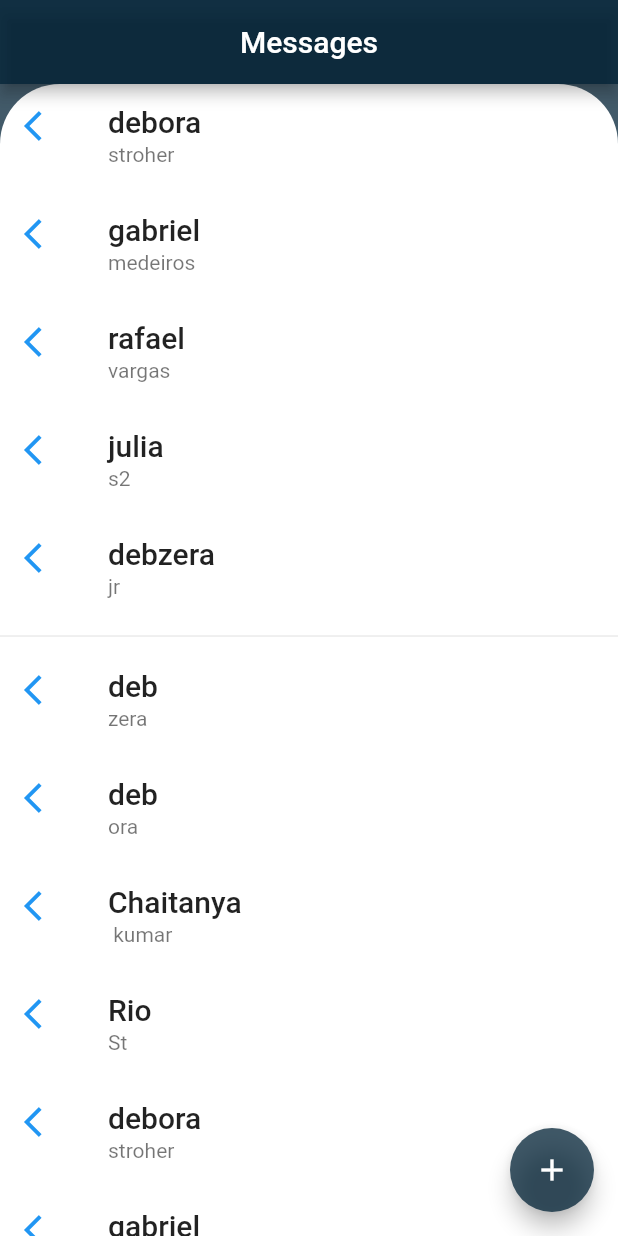
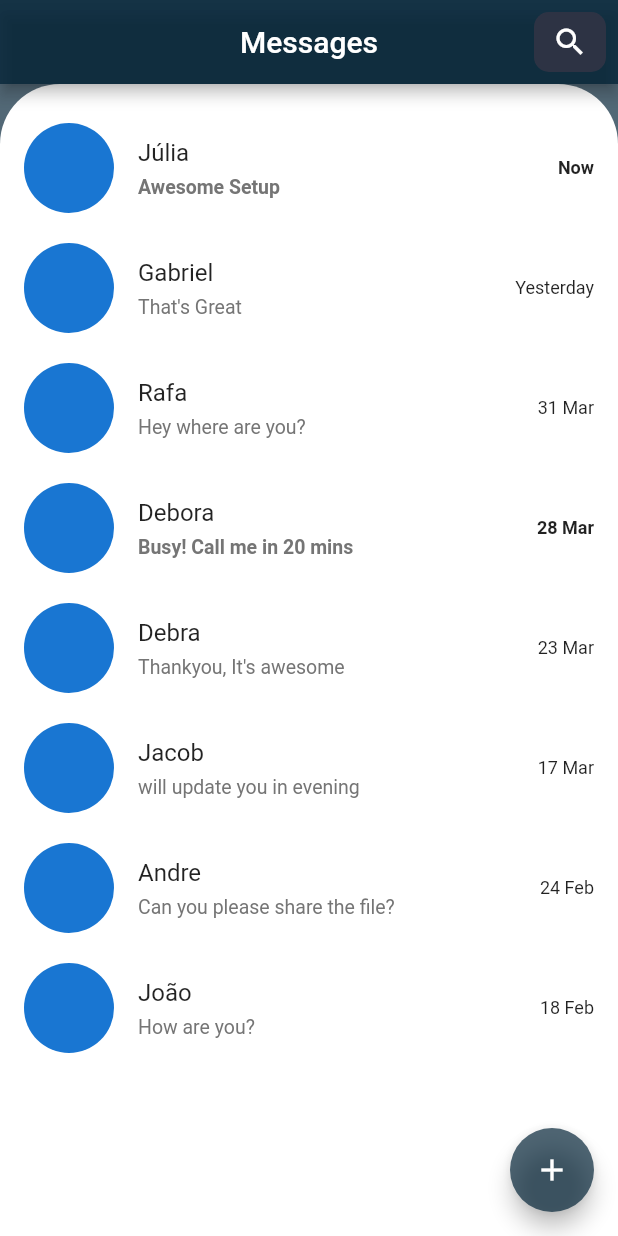
Before and after one commit to stroherdebora/chat, a Flutter app: the screen it shows after launch, on a phone screen of 412 x 824 dp. Run offline on Flutter 3.47's test engine with Material 2 defaults, Android fonts, the phone set to English and light mode, and no system bars.

Commit message:
conversation list

```diff
--- a/lib/main.dart
+++ b/lib/main.dart
@@ -1,4 +1,4 @@
-import 'package:chat/messages.dart';
+import 'package:chat/screens/messages.dart';
 import 'package:flutter/material.dart';
 
 void main() {
@@ -21,7 +21,7 @@ class MyApp extends StatelessWidget {
         ),
         // primarySwatch: Colors.blueGrey,
       ),
-      home: Messages(),
+      home: ChatPage(),
     );
   }
 }
--- a/lib/messages.dart
+++ /dev/null
@@ -1,93 +0,0 @@
-import 'package:flutter/material.dart';
-
-class Messages extends StatefulWidget {
-  const Messages({Key? key}) : super(key: key);
-
-  @override
-  State<Messages> createState() => _MessagesState();
-}
-
-class _MessagesState extends State<Messages> {
-  int _counter = 0;
-
-  void _incrementCounter() {
-    setState(() {
-      _counter++;
-    });
-  }
-
-  final primaryColor = Color.fromARGB(190, 1, 34, 54);
-
-  Widget _buildList() => ListView(
-        // name is a listTile widget which is defined below
-        children: [
-          name('debora', 'stroher'),
-          name('gabriel', 'medeiros'),
-          name('rafael', 'vargas'),
-          name('julia', 's2'),
-          name('debzera', 'jr'),
-          const Divider(),
-          name('deb', 'zera'),
-          name('deb', 'ora'),
-          name('Chaitanya', ' kumar'),
-          name('Rio', 'St'),
-          name('debora', 'stroher'),
-          name('gabriel', 'medeiros'),
-          name('rafael', 'vargas'),
-          name('julia', 's2'),
-          name('debzera', 'jr'),
-        ],
-      );
-
-// name is a function returning ListTile widget
-  ListTile name(String firstName, String lastName) => ListTile(
-        title: Text(firstName,
-            style: const TextStyle(
-              fontWeight: FontWeight.w500,
-              fontSize: 20,
-            )),
-        subtitle: Text(lastName),
-        leading: Icon(
-          Icons.arrow_back_ios,
-          color: Colors.blue[500],
-        ),
-      );
-
-  @override
-  Widget build(BuildContext context) {
-    return Scaffold(
-      backgroundColor: primaryColor,
-      appBar: AppBar(
-        title: const Center(
-          child: Text('Messages', textAlign: TextAlign.center),
-        ),
-      ),
-      body: SingleChildScrollView(
-        child: Stack(
-          children: <Widget>[
-            Container(
-              height: MediaQuery.of(context).size.height,
-              width: double.infinity,
-              color: Colors.transparent,
-              child: Container(
-                decoration: const BoxDecoration(
-                    color: Colors.white,
-                    borderRadius: BorderRadius.only(
-                      topLeft: Radius.circular(40.0),
-                      topRight: Radius.circular(40.0),
-                    )),
-                child: _buildList(),
-              ),
-            )
-          ],
-        ),
-      ),
-      floatingActionButton: FloatingActionButton(
-        backgroundColor: primaryColor,
-        onPressed: (_incrementCounter),
-        tooltip: 'Increment',
-        child: const Icon(Icons.add),
-      ),
-    );
-  }
-}
--- /dev/null
+++ b/lib/models/chat_user_model.dart
@@ -0,0 +1,12 @@
+class ChatUsers {
+  String name;
+  String messageText;
+  dynamic image;
+  String time;
+  ChatUsers({
+    required this.name,
+    required this.messageText,
+    required this.image,
+    required this.time,
+  });
+}
--- /dev/null
+++ b/lib/screens/messages.dart
@@ -0,0 +1,131 @@
+import 'package:chat/models/chat_user_model.dart';
+import 'package:chat/widgets/conversation_list.dart';
+import 'package:flutter/material.dart';
+
+class ChatPage extends StatefulWidget {
+  const ChatPage({Key? key}) : super(key: key);
+
+  @override
+  ChatPageState createState() => ChatPageState();
+}
+
+class ChatPageState extends State<ChatPage> {
+  void _incrementCounter() {
+    setState(() {});
+  }
+
+  List<ChatUsers> chatUsers = [
+    ChatUsers(
+      name: "Júlia",
+      messageText: "Awesome Setup",
+      image: "images/userImage1.jpeg",
+      time: "Now",
+    ),
+    ChatUsers(
+        name: "Gabriel",
+        messageText: "That's Great",
+        image: "images/userImage2.jpeg",
+        time: "Yesterday"),
+    ChatUsers(
+        name: "Rafa",
+        messageText: "Hey where are you?",
+        image: "images/userImage3.jpeg",
+        time: "31 Mar"),
+    ChatUsers(
+        name: "Debora",
+        messageText: "Busy! Call me in 20 mins",
+        image: "images/userImage4.jpeg",
+        time: "28 Mar"),
+    ChatUsers(
+        name: "Debra",
+        messageText: "Thankyou, It's awesome",
+        image: "images/userImage5.jpeg",
+        time: "23 Mar"),
+    ChatUsers(
+        name: "Jacob",
+        messageText: "will update you in evening",
+        image: "images/userImage6.jpeg",
+        time: "17 Mar"),
+    ChatUsers(
+        name: "Andre",
+        messageText: "Can you please share the file?",
+        image: "images/userImage7.jpeg",
+        time: "24 Feb"),
+    ChatUsers(
+        name: "João",
+        messageText: "How are you?",
+        image: "images/userImage8.jpeg",
+        time: "18 Feb"),
+  ];
+  final primaryColor = const Color.fromARGB(174, 1, 34, 54);
+
+  @override
+  Widget build(BuildContext context) {
+    return Scaffold(
+      backgroundColor: primaryColor,
+      appBar: AppBar(
+        title: const Text('Messages'),
+        centerTitle: true,
+        actions: <Widget>[
+          Padding(
+            padding: const EdgeInsets.all(8.0),
+            child: Ink(
+              decoration: const ShapeDecoration(
+                color: Color.fromARGB(223, 49, 52, 69),
+                shape: RoundedRectangleBorder(
+                  borderRadius: BorderRadius.all(Radius.circular(10)),
+                ),
+              ),
+              child: IconButton(
+                icon: const Icon(Icons.search),
+                highlightColor: Colors.white,
+                onPressed: () {},
+              ),
+            ),
+          ),
+        ],
+      ),
+      body: SingleChildScrollView(
+        child: Stack(
+          children: <Widget>[
+            Container(
+              height: MediaQuery.of(context).size.height,
+              width: double.infinity,
+              color: Colors.transparent,
+              child: Container(
+                decoration: const BoxDecoration(
+                  color: Colors.white,
+                  borderRadius: BorderRadius.only(
+                    topLeft: Radius.circular(40.0),
+                    topRight: Radius.circular(40.0),
+                  ),
+                ),
+                child: ListView.builder(
+                  itemCount: chatUsers.length,
+                  shrinkWrap: true,
+                  padding: const EdgeInsets.only(top: 16),
+                  physics: const NeverScrollableScrollPhysics(),
+                  itemBuilder: (context, index) {
+                    return ConversationList(
+                      name: chatUsers[index].name,
+                      messageText: chatUsers[index].messageText,
+                      imageUrl: chatUsers[index].image,
+                      time: chatUsers[index].time,
+                      isMessageRead: (index == 0 || index == 3) ? true : false,
+                    );
+                  },
+                ),
+              ),
+            )
+          ],
+        ),
+      ),
+      floatingActionButton: FloatingActionButton(
+        backgroundColor: primaryColor,
+        onPressed: (_incrementCounter),
+        tooltip: 'Increment',
+        child: const Icon(Icons.add),
+      ),
+    );
+  }
+}
--- /dev/null
+++ b/lib/widgets/conversation_list.dart
@@ -0,0 +1,83 @@
+import 'package:flutter/material.dart';
+
+class ConversationList extends StatefulWidget {
+  String name;
+  String messageText;
+  String imageUrl;
+  String time;
+  bool isMessageRead;
+  ConversationList({
+    Key? key,
+    required this.name,
+    required this.messageText,
+    required this.imageUrl,
+    required this.time,
+    required this.isMessageRead,
+  }) : super(key: key);
+  @override
+  ConversationListState createState() => ConversationListState();
+}
+
+class ConversationListState extends State<ConversationList> {
+  @override
+  Widget build(BuildContext context) {
+    return GestureDetector(
+      onTap: () {},
+      child: Container(
+        padding:
+            const EdgeInsets.only(left: 16, right: 16, top: 10, bottom: 10),
+        child: Row(
+          children: <Widget>[
+            Expanded(
+              child: Row(
+                children: <Widget>[
+                  const CircleAvatar(
+                    // backgroundImage: NetworkImage(widget.imageUrl),
+                    maxRadius: 30,
+                  ),
+                  const SizedBox(
+                    width: 16,
+                  ),
+                  Expanded(
+                    child: Container(
+                      color: Colors.transparent,
+                      child: Column(
+                        crossAxisAlignment: CrossAxisAlignment.start,
+                        children: <Widget>[
+                          Text(
+                            widget.name,
+                            style: const TextStyle(fontSize: 16),
+                          ),
+                          const SizedBox(
+                            height: 6,
+                          ),
+                          Text(
+                            widget.messageText,
+                            style: TextStyle(
+                                fontSize: 13,
+                                color: Colors.grey.shade600,
+                                fontWeight: widget.isMessageRead
+                                    ? FontWeight.bold
+                                    : FontWeight.normal),
+                          ),
+                        ],
+                      ),
+                    ),
+                  ),
+                ],
+              ),
+            ),
+            Text(
+              widget.time,
+              style: TextStyle(
+                  fontSize: 12,
+                  fontWeight: widget.isMessageRead
+                      ? FontWeight.bold
+                      : FontWeight.normal),
+            ),
+          ],
+        ),
+      ),
+    );
+  }
+}
--- a/pubspec.yaml
+++ b/pubspec.yaml
@@ -58,9 +58,9 @@ flutter:
   uses-material-design: true
 
   # To add assets to your application, add an assets section, like this:
-  # assets:
-  #   - images/a_dot_burr.jpeg
-  #   - images/a_dot_ham.jpeg
+  assets:
+    - assets/images/userImage1.jpeg
+    # - images/a_dot_ham.jpeg
 
   # An image asset can refer to one or more resolution-specific "variants", see
   # https://flutter.dev/assets-and-images/#resolution-aware
```
Also changed, not shown: assets/images/userImage1.jpeg (added).
